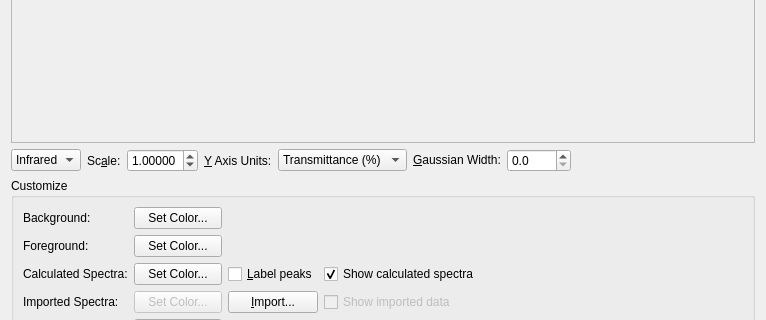
The window that libavogadro/src/extensions/spectradialog.ui (cryos/avogadro) describes before a commit, drawn with Qt 5; both pictures show x 0 to 766 and y 124 to 444 of the 766 by 548 pixel window.
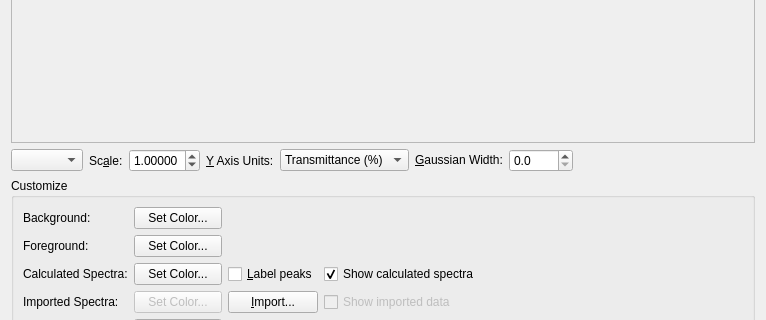
The same window after the commit. Custom widgets are drawn as their Qt base class.

Commit message: Better handling in spectra extension for files without valid data.

The edit to the form file:
```diff
--- a/libavogadro/src/extensions/spectradialog.ui
+++ b/libavogadro/src/extensions/spectradialog.ui
@@ -449,11 +449,6 @@
        <verstretch>0</verstretch>
       </sizepolicy>
      </property>
-     <item>
-      <property name="text">
-       <string>Infrared</string>
-      </property>
-     </item>
     </widget>
    </item>
   </layout>
```
Left out of the diff: 4 changed lines with no effect on the pictures. The commit also changes 1 other file.
